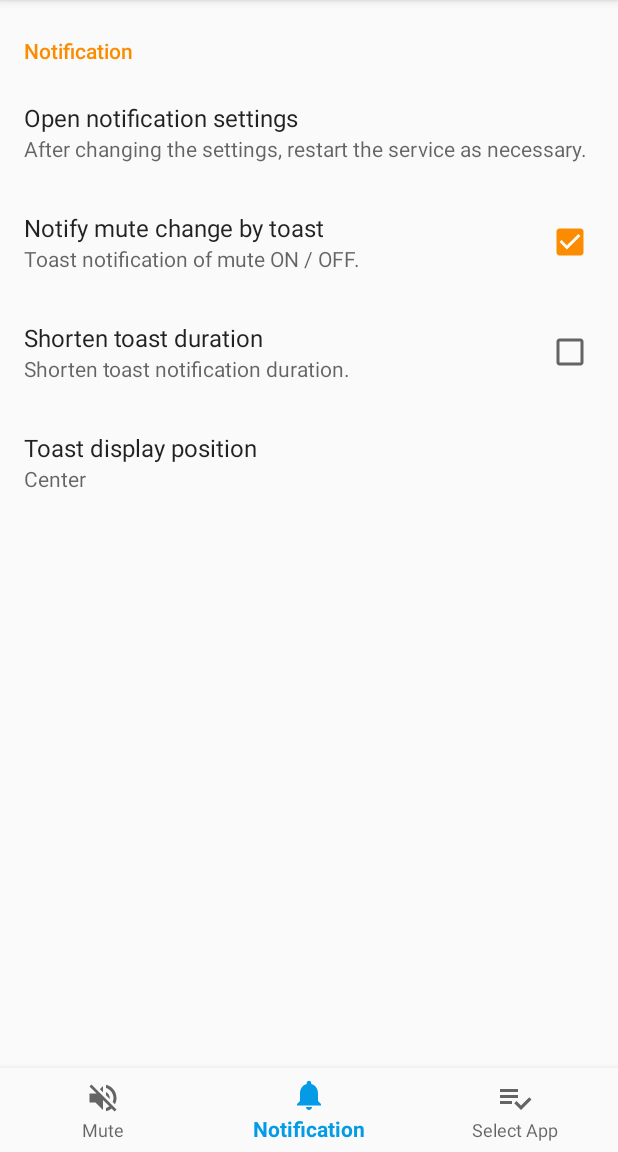
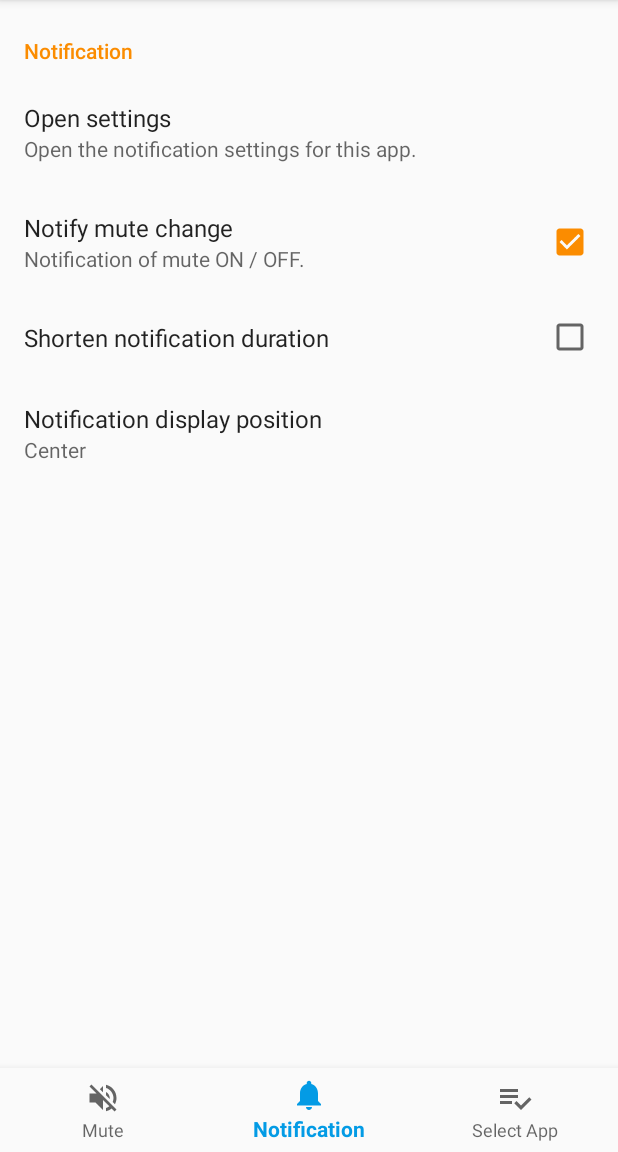
Before and after one commit to shiguruikai/Automute, an Android app: the NotificationSettingsFragment screen opened through its navigation route, on a phone screen of 412 x 824 dp, the part 84-1236 px from its top. Run offline under Robolectric (Android 15) with nearby library versions, the phone set to English and light mode, and no system bars; our stand-ins replace androidx.preference, navigation-ui.

Commit message:
Improve: 文字列リソースを改善

```diff
--- a/app/src/main/res/layout/toast_mute_state.xml
+++ b/app/src/main/res/layout/toast_mute_state.xml
@@ -24,6 +24,6 @@
         android:textAlignment="center"
         android:textSize="14sp"
         android:textStyle="bold"
-        tools:text="@string/un_mute" />
+        tools:text="@string/unmute" />
 
 </LinearLayout>
--- a/app/src/main/res/values/strings.xml
+++ b/app/src/main/res/values/strings.xml
@@ -1,32 +1,32 @@
 <resources>
     <string name="mute">Mute</string>
-    <string name="un_mute">Un Mute</string>
+    <string name="unmute">Unmute</string>
     <string name="usage_access_allowed">Usage access is allowed.</string>
     <string name="usage_access_not_allowed">Usage access is not allowed.</string>
     <string name="require_permit_usage_access">Require permit usage access.</string>
     <string name="progress_loading_text">loading…</string>
     <string name="search">Search</string>
     <string name="app_name" translatable="false">Automute</string>
-    <string name="auto_master_mute_service_description">You can start a background service that automatically performs master mute, triggered by the foreground of the app you selected. This app requires permission to access usage state to monitor the foreground of other apps. If you press the start button when I do not have permission, the “Usage access” setting screen will start.</string>
     <string name="select_app">Select App</string>
     <string name="settings">Settings</string>
     <string name="notification">Notification</string>
     <string name="manual_mute_category_title">Manual Mute</string>
     <string name="auto_mute_category_title">Auto Mute</string>
     <string name="manual_mute_title">Manual mute</string>
-    <string name="start_auto_mute_service">Start auto mute service</string>
+    <string name="start_auto_mute_service">Start auto mute</string>
     <string name="start_after_reboot">Start after reboot</string>
     <string name="start_after_update">Start after update</string>
     <string name="start_after_update_summary">Start after updating this app.</string>
     <string name="start_after_reboot_summary">Start after device reboot.</string>
     <string name="start_auto_mute_service_summary">Mute when launching the selected app.</string>
     <string name="manual_mute_summary">Switches mute.</string>
-    <string name="auto_mute_service_running">Auto Mute service is running</string>
-    <string name="toast_mute_change_title">Notify mute change by toast</string>
-    <string name="short_duration_toast_title">Shorten toast duration</string>
-    <string name="toast_mute_change_summary">Toast notification of mute ON / OFF.</string>
-    <string name="short_duration_toast_summary">Shorten toast notification duration.</string>
-    <string name="open_notification_settings_title">Open notification settings</string>
-    <string name="open_notification_settings_summary">After changing the settings, restart the service as necessary.</string>
-    <string name="toast_gravity_title">Toast display position</string>
+    <string name="auto_mute_service_running">\"Auto mute\" is running</string>
+    <string name="toast_mute_change_title">Notify mute change</string>
+    <string name="short_duration_toast_title">Shorten notification duration</string>
+    <string name="toast_mute_change_summary">Notification of mute ON / OFF.</string>
+    <string name="open_notification_settings_title">Open settings</string>
+    <string name="open_notification_settings_summary">Open the notification settings for this app.</string>
+    <string name="toast_gravity_title">Notification display position</string>
+    <string name="unmute_on_incoming_call">Unmute on incoming call</string>
+    <string name="unmute_on_incoming_call_summary">Unmute on incoming call.</string>
 </resources>
--- a/app/src/main/res/xml/preferences_notification.xml
+++ b/app/src/main/res/xml/preferences_notification.xml
@@ -19,7 +19,6 @@
             app:defaultValue="@bool/shortDurationToast_def"
             app:iconSpaceReserved="false"
             app:key="@string/shortDurationToast"
-            app:summary="@string/short_duration_toast_summary"
             app:title="@string/short_duration_toast_title" />
         <ListPreference
             app:defaultValue="17"
```
Also changed, not shown: 1 other file.
